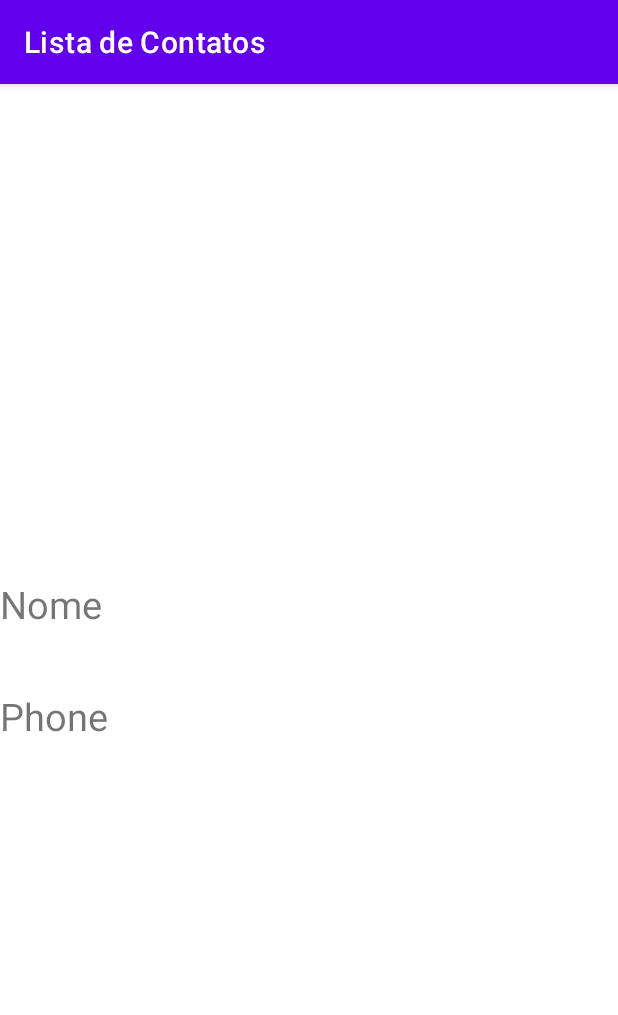
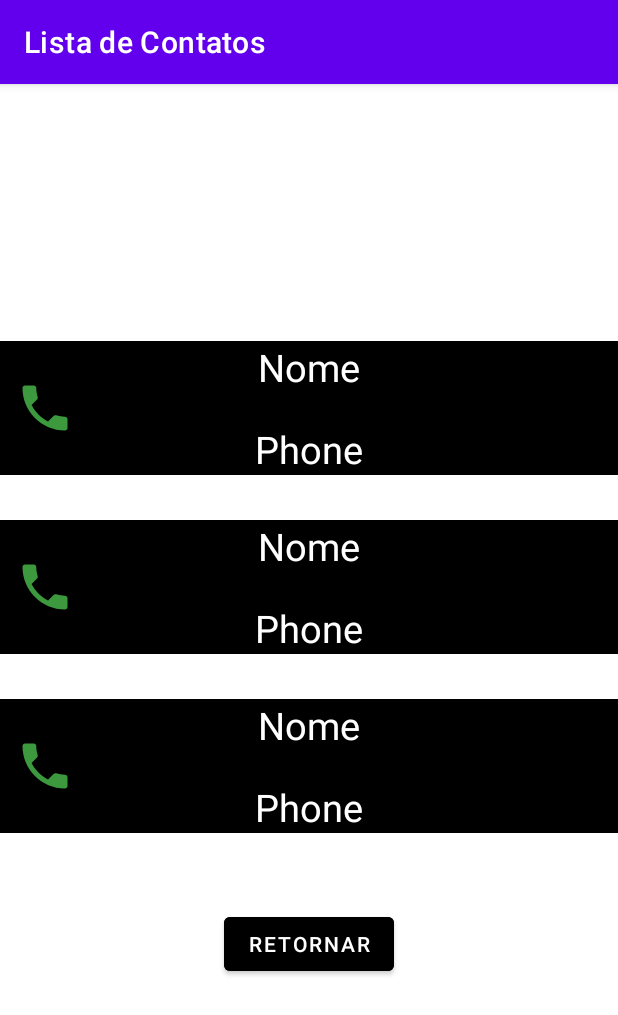
Before and after one commit to LucasSGonza/FirstAndroidApp, an Android app: the ContactListActivity screen opened directly, with no data from a screen before it, on a phone screen of 412 x 824 dp. Shown: the top 1015 px of the screen. Run offline under Robolectric (Android 15) with nearby library versions, the phone set to English and light mode, and no system bars.

Commit message:
wip: still developing the second screen, updated some colors in the main activity

```diff
--- a/app/src/main/java/com/example/listadecontatos/model/ContactList.kt
+++ b/app/src/main/java/com/example/listadecontatos/model/ContactList.kt
@@ -4,7 +4,6 @@ object ContactList {
 
     private var contactList = mutableSetOf<Contact>()
     private var contactListMaxLength: Int = 3
-
 
     fun createContact(contact: Contact) {
         contactList.add(contact)
@@ -29,4 +28,5 @@ object ContactList {
     fun clearContactList() {
         contactList.clear()
     }
+
 }
--- a/app/src/main/java/com/example/listadecontatos/modules/contactList/ContactListActivity.kt
+++ b/app/src/main/java/com/example/listadecontatos/modules/contactList/ContactListActivity.kt
@@ -2,16 +2,25 @@ package com.example.listadecontatos.modules.contactList
 
 import android.os.Bundle
 import androidx.appcompat.app.AppCompatActivity
+import androidx.lifecycle.ViewModelProvider
 import com.example.listadecontatos.databinding.ActivityContactListBinding
+import com.example.listadecontatos.modules.main.MainViewModel
 
-class ContactListActivity: AppCompatActivity() {
+class ContactListActivity : AppCompatActivity() {
 
     private lateinit var binding: ActivityContactListBinding
+    private lateinit var myViewModel: ContactListViewModel
 
     override fun onCreate(savedInstanceState: Bundle?) {
         super.onCreate(savedInstanceState)
         binding = ActivityContactListBinding.inflate(layoutInflater)
         setContentView(binding.root)
+        myViewModel = ViewModelProvider(this)[ContactListViewModel::class.java]
+        setupView()
+    }
+
+    private fun setupView() {
+
     }
 
 }
--- /dev/null
+++ b/app/src/main/java/com/example/listadecontatos/modules/contactList/ContactListViewModel.kt
@@ -0,0 +1,15 @@
+package com.example.listadecontatos.modules.contactList
+
+import androidx.lifecycle.ViewModel
+import com.example.listadecontatos.model.Contact
+import com.example.listadecontatos.model.ContactList
+
+class ContactListViewModel: ViewModel() {
+
+    private var contactList = ContactList
+
+    fun getContactsInfo() {
+
+    }
+
+}
--- a/app/src/main/java/com/example/listadecontatos/modules/main/MainActivity.kt
+++ b/app/src/main/java/com/example/listadecontatos/modules/main/MainActivity.kt
@@ -1,6 +1,7 @@
 package com.example.listadecontatos.modules.main
 
 import android.content.Intent
+import android.graphics.Color
 import android.os.Bundle
 import android.util.Log
 import android.view.View
--- /dev/null
+++ b/app/src/main/res/drawable/baseline_local_phone_24.xml
@@ -0,0 +1,5 @@
+<vector android:height="24dp" android:tint="#3D993D"
+    android:viewportHeight="24" android:viewportWidth="24"
+    android:width="24dp" xmlns:android="http://schemas.android.com/apk/res/android">
+    <path android:fillColor="@android:color/white" android:pathData="M6.62,10.79c1.44,2.83 3.76,5.14 6.59,6.59l2.2,-2.2c0.27,-0.27 0.67,-0.36 1.02,-0.24 1.12,0.37 2.33,0.57 3.57,0.57 0.55,0 1,0.45 1,1V20c0,0.55 -0.45,1 -1,1 -9.39,0 -17,-7.61 -17,-17 0,-0.55 0.45,-1 1,-1h3.5c0.55,0 1,0.45 1,1 0,1.25 0.2,2.45 0.57,3.57 0.11,0.35 0.03,0.74 -0.25,1.02l-2.2,2.2z"/>
+</vector>
--- /dev/null
+++ b/app/src/main/res/drawable/baseline_local_phone_24_for_contact.xml
@@ -0,0 +1,5 @@
+<vector android:height="40dp" android:tint="#3D993D"
+    android:viewportHeight="24" android:viewportWidth="24"
+    android:width="40dp" xmlns:android="http://schemas.android.com/apk/res/android">
+    <path android:fillColor="@android:color/white" android:pathData="M6.62,10.79c1.44,2.83 3.76,5.14 6.59,6.59l2.2,-2.2c0.27,-0.27 0.67,-0.36 1.02,-0.24 1.12,0.37 2.33,0.57 3.57,0.57 0.55,0 1,0.45 1,1V20c0,0.55 -0.45,1 -1,1 -9.39,0 -17,-7.61 -17,-17 0,-0.55 0.45,-1 1,-1h3.5c0.55,0 1,0.45 1,1 0,1.25 0.2,2.45 0.57,3.57 0.11,0.35 0.03,0.74 -0.25,1.02l-2.2,2.2z"/>
+</vector>
--- /dev/null
+++ b/app/src/main/res/drawable/baseline_person_24.xml
@@ -0,0 +1,5 @@
+<vector android:height="24dp" android:tint="#3D993D"
+    android:viewportHeight="24" android:viewportWidth="24"
+    android:width="24dp" xmlns:android="http://schemas.android.com/apk/res/android">
+    <path android:fillColor="@android:color/white" android:pathData="M12,12c2.21,0 4,-1.79 4,-4s-1.79,-4 -4,-4 -4,1.79 -4,4 1.79,4 4,4zM12,14c-2.67,0 -8,1.34 -8,4v2h16v-2c0,-2.66 -5.33,-4 -8,-4z"/>
+</vector>
--- a/app/src/main/res/layout/activity_contact_list.xml
+++ b/app/src/main/res/layout/activity_contact_list.xml
@@ -1,49 +1,49 @@
 <?xml version="1.0" encoding="utf-8"?>
 <androidx.constraintlayout.widget.ConstraintLayout xmlns:android="http://schemas.android.com/apk/res/android"
+    xmlns:app="http://schemas.android.com/apk/res-auto"
     android:layout_width="match_parent"
     android:layout_height="match_parent"
-    xmlns:app="http://schemas.android.com/apk/res-auto"
     >
 
     <androidx.appcompat.widget.LinearLayoutCompat
         android:id="@+id/layout_for_contacts"
         android:layout_width="match_parent"
         android:layout_height="wrap_content"
-        android:orientation="horizontal"
+        android:orientation="vertical"
+        app:layout_constraintBottom_toBottomOf="parent"
+        app:layout_constraintEnd_toEndOf="parent"
+        app:layout_constraintStart_toStartOf="parent"
         app:layout_constraintTop_toTopOf="parent"
-        app:layout_constraintBottom_toBottomOf="parent"
-        app:layout_constraintStart_toStartOf="parent"
-        app:layout_constraintEnd_toEndOf="parent"
         >
 
-        <androidx.appcompat.widget.LinearLayoutCompat
-            android:id="@+id/layout_first_contact"
+        <include
+            layout="@layout/layout_for_contacts"
             android:layout_width="match_parent"
             android:layout_height="wrap_content"
-            android:orientation="vertical"
-            android:backgroundTint="@color/teal_200"
-            >
+            android:layout_marginBottom="30dp"
+            />
 
-            <TextView
-                android:id="@+id/contact_name"
-                android:layout_width="wrap_content"
-                android:layout_height="wrap_content"
-                android:text="Nome"
-                android:textSize="25sp"
-                android:layout_marginBottom="40dp"
-                >
-            </TextView>
+        <include
+            layout="@layout/layout_for_contacts"
+            android:layout_width="match_parent"
+            android:layout_height="wrap_content"
+            android:layout_marginBottom="30dp"
+            />
 
-            <TextView
-                android:id="@+id/contact_phone"
-                android:layout_width="wrap_content"
-                android:layout_height="wrap_content"
-                android:text="Phone"
-                android:textSize="25sp"
-                >
-            </TextView>
+        <include
+            layout="@layout/layout_for_contacts"
+            android:layout_width="match_parent"
+            android:layout_height="wrap_content"
+            />
 
-        </androidx.appcompat.widget.LinearLayoutCompat>
+        <com.google.android.material.button.MaterialButton
+            android:layout_width="wrap_content"
+            android:layout_height="wrap_content"
+            android:layout_gravity="center"
+            android:layout_marginTop="50dp"
+            android:backgroundTint="@color/black"
+            android:text="@string/btt_return_to_main"
+            ></com.google.android.material.button.MaterialButton>
 
     </androidx.appcompat.widget.LinearLayoutCompat>
 
--- /dev/null
+++ b/app/src/main/res/layout/layout_for_contacts.xml
@@ -0,0 +1,63 @@
+<?xml version="1.0" encoding="utf-8"?>
+<androidx.constraintlayout.widget.ConstraintLayout xmlns:android="http://schemas.android.com/apk/res/android"
+    xmlns:app="http://schemas.android.com/apk/res-auto"
+    android:layout_width="match_parent"
+    android:layout_height="match_parent"
+    >
+
+    <androidx.appcompat.widget.LinearLayoutCompat
+        android:id="@+id/layout_for_contacts"
+        android:layout_width="match_parent"
+        android:layout_height="wrap_content"
+        android:background="@color/black"
+        android:orientation="horizontal"
+        app:layout_constraintBottom_toBottomOf="parent"
+        app:layout_constraintEnd_toEndOf="parent"
+        app:layout_constraintStart_toStartOf="parent"
+        app:layout_constraintTop_toTopOf="parent"
+        >
+
+        <ImageView
+            android:id="@+id/phone_image_view"
+            android:layout_width="wrap_content"
+            android:layout_height="wrap_content"
+            android:layout_gravity="center"
+            android:layout_marginStart="10dp"
+            android:src="@drawable/baseline_local_phone_24_for_contact"
+            ></ImageView>
+
+        <androidx.appcompat.widget.LinearLayoutCompat
+            android:id="@+id/layout_first_contact"
+            android:layout_width="match_parent"
+            android:layout_height="wrap_content"
+            android:layout_marginEnd="50dp"
+            android:backgroundTint="@color/teal_200"
+            android:orientation="vertical"
+            >
+
+            <TextView
+                android:id="@+id/contact_name"
+                android:layout_width="wrap_content"
+                android:layout_height="wrap_content"
+                android:layout_gravity="center_horizontal"
+                android:layout_marginBottom="20dp"
+                android:text="Nome"
+                android:textColor="@color/white"
+                android:textSize="25sp"
+                ></TextView>
+
+            <TextView
+                android:id="@+id/contact_phone"
+                android:layout_width="wrap_content"
+                android:layout_height="wrap_content"
+                android:layout_gravity="center_horizontal"
+                android:text="Phone"
+                android:textColor="@color/white"
+                android:textSize="25sp"
+                ></TextView>
+
+        </androidx.appcompat.widget.LinearLayoutCompat>
+
+    </androidx.appcompat.widget.LinearLayoutCompat>
+
+</androidx.constraintlayout.widget.ConstraintLayout>
--- a/app/src/main/res/values/colors.xml
+++ b/app/src/main/res/values/colors.xml
@@ -7,4 +7,5 @@
     <color name="teal_700">#FF018786</color>
     <color name="black">#FF000000</color>
     <color name="white">#FFFFFFFF</color>
+    <color name="dark_gray">#263238</color>
 </resources>
--- a/app/src/main/res/values/strings.xml
+++ b/app/src/main/res/values/strings.xml
@@ -12,4 +12,5 @@
     <string name="toast_when_contact_already_exist">Já existe um contato com esse telefone!</string>
     <string name="toast_when_contact_list_already_empty">Sua lista de contatos já está vazia!</string>
     <string name="toast_when_contact_list_is_full">Sua lista de contatos está cheia!</string>
+    <string name="btt_return_to_main">Retornar</string>
 </resources>
```
Also changed, not shown: app/src/main/res/layout/activity_main.xml (+38 -29 lines).
